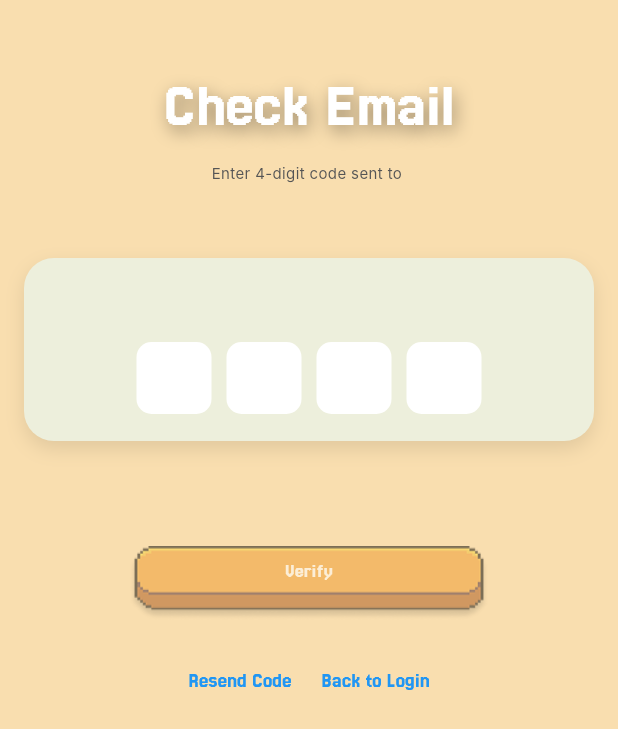
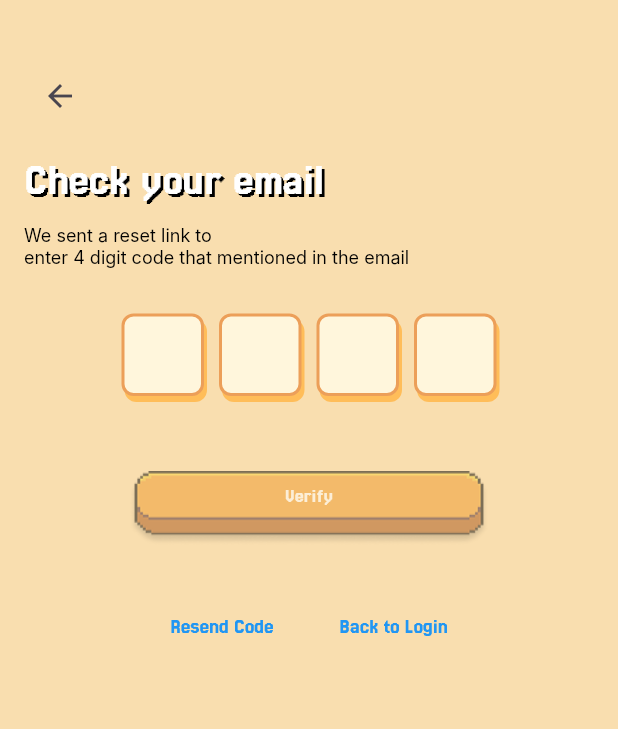
Before and after one commit to EdbertEL/MobileApp_GymSaga, a Flutter app: the CheckEmailForCodePage screen opened directly with empty values, on a phone screen of 412 x 824 dp. Shown: the top 729 px of the screen. Run offline on Flutter 3.47's test engine with Material 3 defaults, Android fonts, the phone set to English and light mode, and no system bars; our stand-ins replace loading_indicator; Roboto replaces fonts that are missing (Inter).

Commit message:
add passwordresetconfirm dan update checkemailforcode

```diff
--- a/gymsaga/lib/checkemailforcode.dart
+++ b/gymsaga/lib/checkemailforcode.dart
@@ -1,39 +1,25 @@
 import 'package:flutter/material.dart';
-import 'package:flutter/services.dart'; // Import for InputFormatters
-import 'login.dart'; // Import the login page for navigation
+import 'package:flutter/services.dart';
+import 'login.dart';
+import 'passwordreset.dart';
 
 class CheckEmailForCodePage extends StatefulWidget {
-  final String email; // Email passed from Forgot Password page
-
-  const CheckEmailForCodePage({
-    super.key,
-    required this.email,
-  });
+  final String email;
+  const CheckEmailForCodePage({super.key, required this.email});
 
   @override
   CheckEmailForCodeState createState() => CheckEmailForCodeState();
 }
 
 class CheckEmailForCodeState extends State<CheckEmailForCodePage> {
-  // List of text editing controllers for 4 code input fields
-  final List<TextEditingController> _codeControllers = List.generate(
-    4,
-    (_) => TextEditingController(),
-  );
-
-  // List of focus nodes to manage input focus between code fields
-  final List<FocusNode> _focusNodes = List.generate(
-    4,
-    (_) => FocusNode(),
-  );
-
+  final List<TextEditingController> _codeControllers =
+      List.generate(4, (_) => TextEditingController());
+  final List<FocusNode> _focusNodes = List.generate(4, (_) => FocusNode());
   bool _isCodeComplete = false;
 
   @override
   void initState() {
     super.initState();
-
-    // Add listeners to check if all code fields are filled
     for (var controller in _codeControllers) {
       controller.addListener(_checkCodeCompletion);
     }
@@ -41,7 +27,6 @@ class CheckEmailForCodeState extends State<CheckEmailForCodePage> {
 
   @override
   void dispose() {
-    // Dispose controllers and focus nodes
     for (var controller in _codeControllers) {
       controller.dispose();
     }
@@ -53,21 +38,21 @@ class CheckEmailForCodeState extends State<CheckEmailForCodePage> {
 
   void _checkCodeCompletion() {
     setState(() {
-      // Check if all 4 code fields are non-empty
       _isCodeComplete =
           _codeControllers.every((controller) => controller.text.isNotEmpty);
     });
   }
 
   void _handleVerification() {
-    // Collect the entered code from controllers
     String enteredCode =
         _codeControllers.map((controller) => controller.text).join();
 
-    // TODO: Implement actual verification logic
-    // For now, just log to console or show a snackbar
-    ScaffoldMessenger.of(context).showSnackBar(
-      SnackBar(content: Text('Verification code entered: $enteredCode')),
+    // Navigasi ke halaman PasswordResetPage
+    Navigator.push(
+      context,
+      MaterialPageRoute(
+        builder: (context) => const PasswordResetPage(),
+      ),
     );
   }
 
@@ -80,72 +65,85 @@ class CheckEmailForCodeState extends State<CheckEmailForCodePage> {
           child: Padding(
             padding: const EdgeInsets.symmetric(horizontal: 16.0),
             child: Column(
-              mainAxisAlignment: MainAxisAlignment.center,
-              crossAxisAlignment: CrossAxisAlignment.center,
+              crossAxisAlignment: CrossAxisAlignment.start,
               children: [
                 const SizedBox(height: 40),
-                // Check Email Text with styling
+                Row(
+                  children: [
+                    IconButton(
+                      icon: const Icon(Icons.arrow_back),
+                      onPressed: () => Navigator.pop(context),
+                    ),
+                  ],
+                ),
+                const SizedBox(height: 10),
+                Align(
+                  alignment: Alignment.centerLeft,
+                  child: Column(
+                    crossAxisAlignment: CrossAxisAlignment.start,
+                    children: [
                       const Text(
-                  'Check Email',
+                        'Check your email',
                         style: TextStyle(
                           fontFamily: 'Jersey25',
-                    fontSize: 42,
+                          fontSize: 30,
                           color: Colors.white,
                           shadows: [
                             Shadow(
-                        offset: Offset(2, 4),
-                        blurRadius: 15.0,
-                        color: Color.fromARGB(100, 0, 0, 0),
+                              offset: Offset(2, 2),
+                              blurRadius: 0,
+                              color: Colors.black,
                             ),
                           ],
                         ),
                       ),
                       const SizedBox(height: 8),
-                // Subtitle with Inter font
-                Text(
-                  'Enter 4-digit code sent to ${widget.email}',
+                      RichText(
+                        textAlign: TextAlign.left,
+                        text: TextSpan(
                           style: const TextStyle(
                             fontFamily: 'Inter',
-                    fontSize: 10,
-                    color: Color(0xFF555555),
+                            fontSize: 12,
+                            color: Colors.black,
                           ),
+                          children: [
+                            const TextSpan(text: 'We sent a reset link to '),
+                            TextSpan(
+                              text: widget.email,
+                              style:
+                                  const TextStyle(fontWeight: FontWeight.bold),
                             ),
-                const SizedBox(height: 50),
-                // White Form Container
-                Container(
-                  width: 400,
-                  decoration: BoxDecoration(
-                    color: const Color.fromARGB(255, 237, 239, 220),
-                    borderRadius: BorderRadius.circular(20),
-                    boxShadow: [
-                      BoxShadow(
-                        color: Colors.black.withAlpha(25),
-                        blurRadius: 10,
-                        offset: const Offset(0, 5),
+                            const TextSpan(
+                              text:
+                                  '\nenter 4 digit code that mentioned in the email',
                             ),
                           ],
                         ),
-                  padding: const EdgeInsets.all(16),
-                  child: Column(
-                    crossAxisAlignment: CrossAxisAlignment.center,
-                    children: [
-                      // Email Display
-                      Text(
-                        widget.email,
-                        style: const TextStyle(
-                          fontSize: 14,
-                          color: Color.fromRGBO(26, 21, 21, 1),
                       ),
-                      ),
-                      const SizedBox(height: 20),
-                      // Code Input Fields
+                      const SizedBox(height: 30),
                       Row(
                         mainAxisAlignment: MainAxisAlignment.center,
                         children: List.generate(4, (index) {
                           return Container(
-                            width: 50,
-                            height: 50,
+                            width: 55,
+                            height: 55,
                             margin: const EdgeInsets.symmetric(horizontal: 5),
+                            decoration: BoxDecoration(
+                              borderRadius: BorderRadius.circular(8),
+                              border: Border.all(
+                                color: const Color(0xFFEC9F59),
+                                width: 2,
+                              ),
+                              color: const Color(0xFFFFF6DC),
+                              boxShadow: const [
+                                BoxShadow(
+                                  color: Color(0xFFFFBD59),
+                                  offset: Offset(2, 4),
+                                  blurRadius: 0,
+                                ),
+                              ],
+                            ),
+                            alignment: Alignment.center,
                             child: TextField(
                               controller: _codeControllers[index],
                               focusNode: _focusNodes[index],
@@ -156,17 +154,10 @@ class CheckEmailForCodeState extends State<CheckEmailForCodePage> {
                                 FilteringTextInputFormatter.digitsOnly,
                               ],
                               style: const TextStyle(fontSize: 24),
-                              decoration: InputDecoration(
-                                filled: true,
-                                fillColor: Colors.white,
-                                border: OutlineInputBorder(
-                                  borderRadius: BorderRadius.circular(10),
-                                  borderSide: BorderSide.none,
-                                ),
-                                contentPadding: EdgeInsets.zero,
+                              decoration: const InputDecoration(
+                                border: InputBorder.none,
                               ),
                               onChanged: (value) {
-                                // Auto move focus to next field when a digit is entered
                                 if (value.length == 1 && index < 3) {
                                   FocusScope.of(context)
                                       .requestFocus(_focusNodes[index + 1]);
@@ -176,11 +167,10 @@ class CheckEmailForCodeState extends State<CheckEmailForCodePage> {
                           );
                         }),
                       ),
-                    ],
-                  ),
-                ),
-                const SizedBox(height: 70),
-                // Verify Button
+                      const SizedBox(height: 50),
+
+                      // Verify Button (unchanged)
+
                       Center(
                         child: InkWell(
                           onTap: _isCodeComplete ? _handleVerification : null,
@@ -211,56 +201,43 @@ class CheckEmailForCodeState extends State<CheckEmailForCodePage> {
                           ),
                         ),
                       ),
+
                       const SizedBox(height: 30),
-                // Resend Code and Back to Login options
                       Row(
                         mainAxisAlignment: MainAxisAlignment.center,
                         children: [
                           TextButton(
                             onPressed: () {
-                        // Handle resend code logic
                               ScaffoldMessenger.of(context).showSnackBar(
                                 const SnackBar(content: Text('Code Resent')),
                               );
                             },
-                      style: TextButton.styleFrom(
-                        padding: EdgeInsets.zero,
-                        minimumSize: Size.zero,
-                        tapTargetSize: MaterialTapTargetSize.shrinkWrap,
-                      ),
                             child: const Text(
                               'Resend Code',
-                        style: TextStyle(
-                          fontSize: 14,
-                          color: Colors.blue,
-                        ),
+                              style:
+                                  TextStyle(fontSize: 14, color: Colors.blue),
                             ),
                           ),
                           const SizedBox(width: 20),
                           TextButton(
                             onPressed: () {
-                        // Navigate back to login page
                               Navigator.of(context).pushAndRemoveUntil(
                                 MaterialPageRoute(
                                   builder: (context) => const LoginPage(),
                                 ),
-                          (Route<dynamic> route) => false,
+                                (route) => false,
                               );
                             },
-                      style: TextButton.styleFrom(
-                        padding: EdgeInsets.zero,
-                        minimumSize: Size.zero,
-                        tapTargetSize: MaterialTapTargetSize.shrinkWrap,
-                      ),
                             child: const Text(
                               'Back to Login',
-                        style: TextStyle(
-                          fontSize: 14,
-                          color: Colors.blue,
-                        ),
+                              style:
+                                  TextStyle(fontSize: 14, color: Colors.blue),
                             ),
                           ),
                         ],
+                      ),
+                    ],
+                  ),
                 ),
               ],
             ),
```
Also changed, not shown: gymsaga/lib/passwordreset.dart (added, +84 -0 lines). Lines whose indentation alone changed are shown as unchanged.
